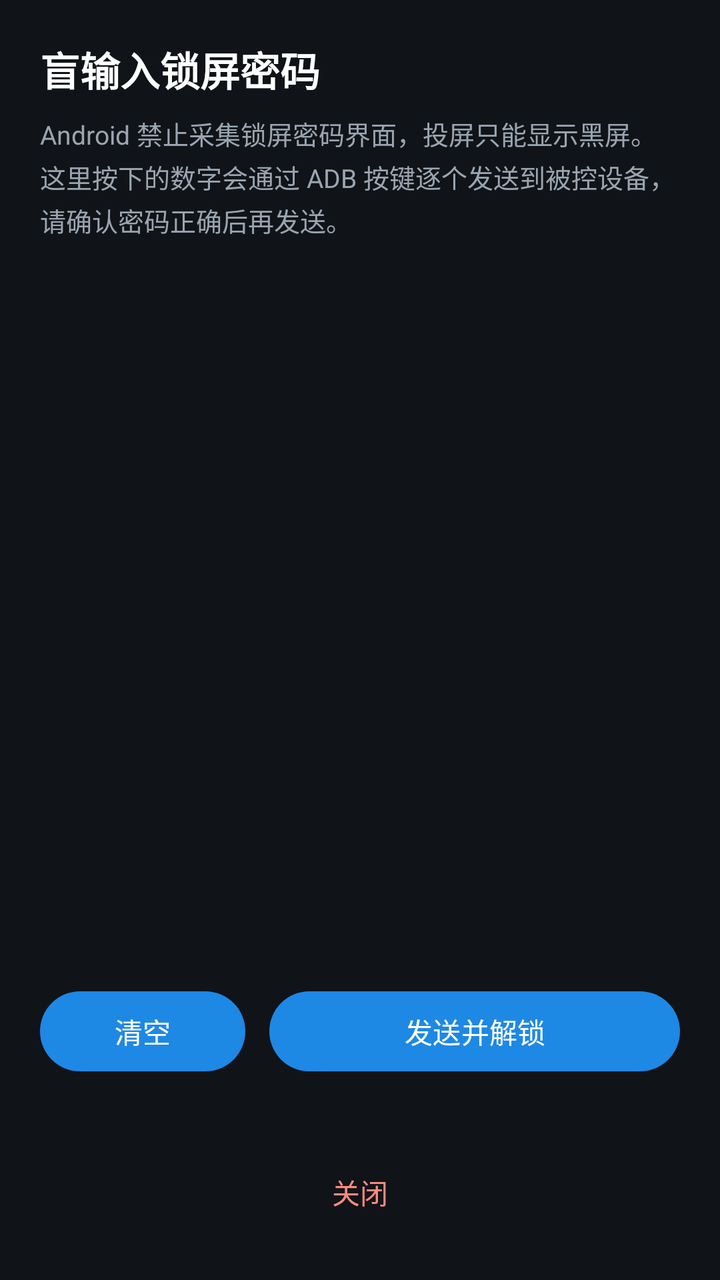
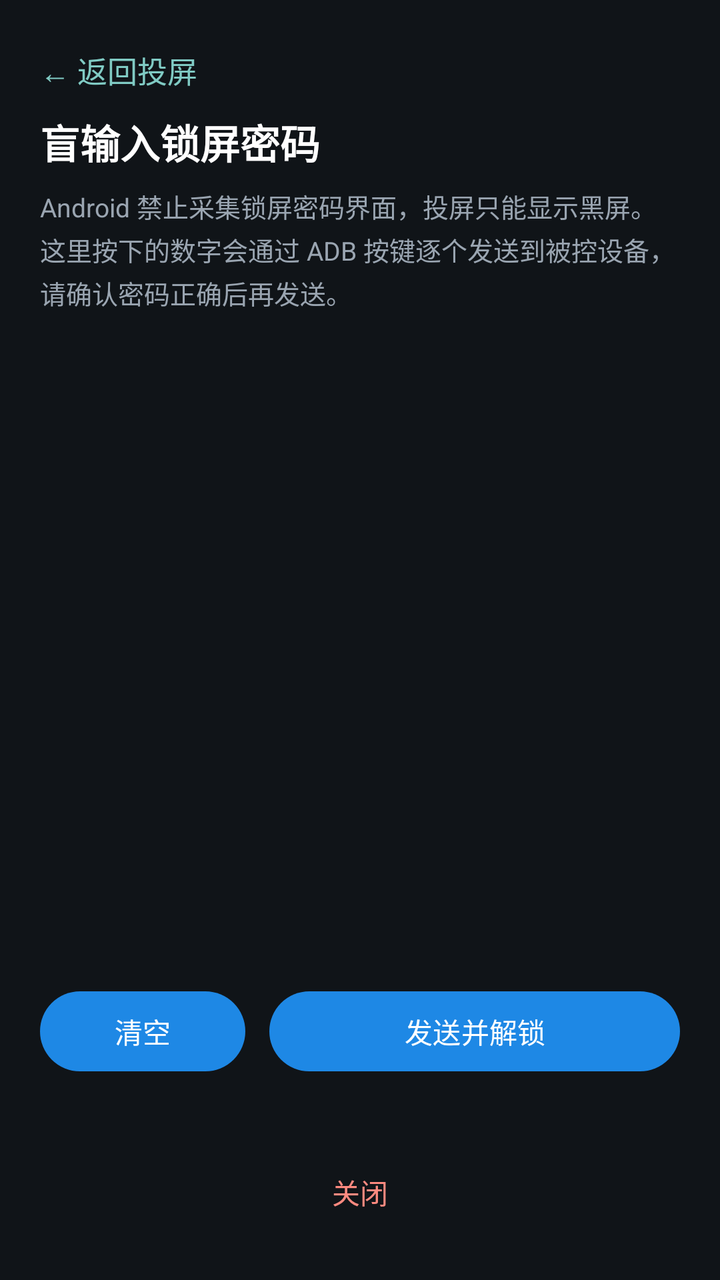

Before-and-after screenshots of an Android layout around one commit, followed by the original layout XML and the change that was made.
<!-- AndroidManifest.xml: application theme Theme.ADBToolbox -->
<!-- res/layout/activity_blind_unlock.xml -->
<?xml version="1.0" encoding="utf-8"?>
<LinearLayout xmlns:android="http://schemas.android.com/apk/res/android"
    android:layout_width="match_parent"
    android:layout_height="match_parent"
    android:orientation="vertical"
    android:background="#101418"
    android:fitsSystemWindows="true"
    android:padding="20dp">

    <TextView
        android:layout_width="match_parent"
        android:layout_height="wrap_content"
        android:text="盲输入锁屏密码"
        android:textColor="#FFFFFF"
        android:textSize="20sp"
        android:textStyle="bold" />

    <TextView
        android:id="@+id/tvBlindHint"
        android:layout_width="match_parent"
        android:layout_height="wrap_content"
        android:layout_marginTop="8dp"
        android:lineSpacingExtra="3dp"
        android:text="Android 禁止采集锁屏密码界面，投屏只能显示黑屏。这里按下的数字会通过 ADB 按键逐个发送到被控设备，请确认密码正确后再发送。"
        android:textColor="#9AA5B1"
        android:textSize="13sp" />

    <TextView
        android:id="@+id/tvPinDots"
        android:layout_width="match_parent"
        android:layout_height="wrap_content"
        android:layout_marginTop="18dp"
        android:gravity="center"
        android:minHeight="52dp"
        android:text=""
        android:textColor="#4CAF50"
        android:textSize="26sp" />

    <GridLayout
        android:id="@+id/gridKeypad"
        android:layout_width="match_parent"
        android:layout_height="0dp"
        android:layout_weight="1"
        android:layout_marginTop="12dp"
        android:columnCount="3"
        android:rowCount="4" />

    <LinearLayout
        android:layout_width="match_parent"
        android:layout_height="wrap_content"
        android:layout_marginTop="12dp"
        android:orientation="horizontal">

        <Button
            android:id="@+id/btnBlindClear"
            android:layout_width="0dp"
            android:layout_height="wrap_content"
            android:layout_weight="1"
            android:text="清空" />

        <Button
            android:id="@+id/btnBlindSend"
            android:layout_width="0dp"
            android:layout_height="wrap_content"
            android:layout_marginStart="12dp"
            android:layout_weight="2"
            android:text="发送并解锁" />
    </LinearLayout>

    <TextView
        android:id="@+id/tvBlindStatus"
        android:layout_width="match_parent"
        android:layout_height="wrap_content"
        android:layout_marginTop="10dp"
        android:gravity="center"
        android:text=""
        android:textColor="#B0BEC5"
        android:textSize="12sp" />

    <Button
        android:id="@+id/btnBlindClose"
        android:layout_width="match_parent"
        android:layout_height="wrap_content"
        android:layout_marginTop="6dp"
        android:background="?attr/selectableItemBackground"
        android:text="关闭"
        android:textColor="#FF8A80" />

</LinearLayout>
<!-- resources referenced by this layout -->
<resources>
  <style name="Theme.ADBToolbox" parent="Theme.Material3.DayNight.NoActionBar">
          <item name="colorPrimary">@color/primary</item>
          <item name="colorOnPrimary">#FFFFFF</item>
          <item name="colorPrimaryContainer">@color/primary_container</item>
          <item name="colorOnPrimaryContainer">@color/on_primary_container</item>
          <item name="colorSecondary">@color/accent</item>
          <item name="colorSurface">@color/surface</item>
          <item name="colorOnSurface">@color/text_primary</item>
          <item name="android:statusBarColor">@color/surface</item>
          <item name="android:windowLightStatusBar">true</item>
          <item name="android:colorBackground">@color/background</item>
      </style>
  <color name="primary">#1E88E5</color>
  <color name="primary_container">#E3F2FD</color>
  <color name="on_primary_container">#0D47A1</color>
  <color name="accent">#00ACC1</color>
  <color name="surface">#FFFFFF</color>
  <color name="text_primary">#1A1C1E</color>
  <color name="background">#F8F9FA</color>
</resources>

<!-- the commit's change to res/layout/activity_blind_unlock.xml (unified diff, before → after) -->
@@ -6,6 +6,17 @@
     android:background="#101418"
     android:fitsSystemWindows="true"
     android:padding="20dp">
+
+    <TextView
+        android:id="@+id/btnBlindBack"
+        android:layout_width="wrap_content"
+        android:layout_height="wrap_content"
+        android:paddingTop="4dp"
+        android:paddingBottom="10dp"
+        android:paddingEnd="16dp"
+        android:text="← 返回投屏"
+        android:textColor="#80CBC4"
+        android:textSize="15sp" />
 
     <TextView
         android:layout_width="match_parent"
